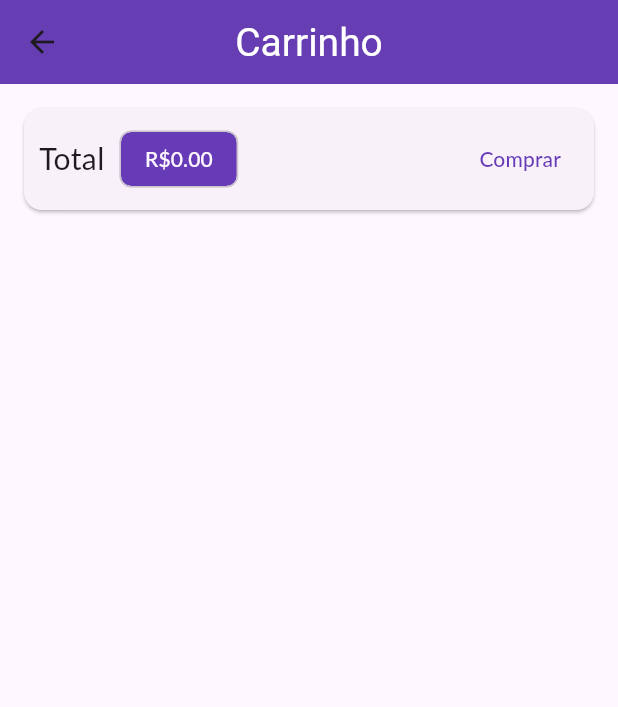
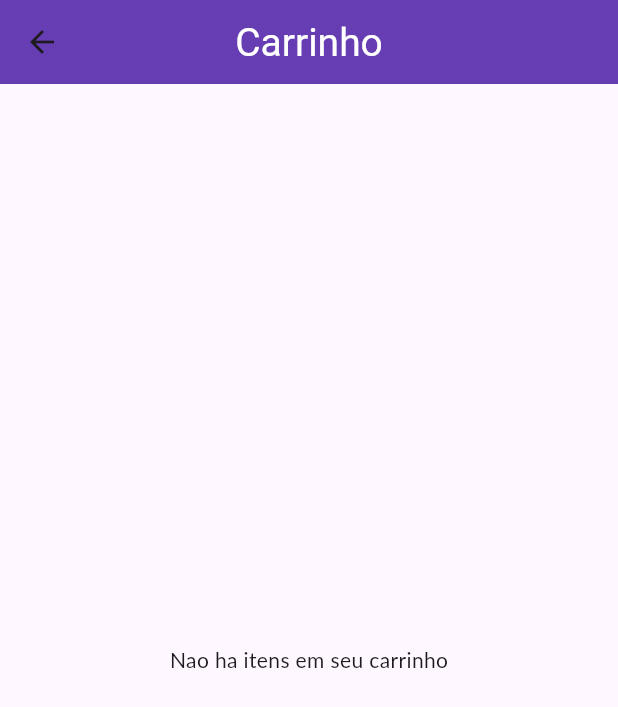
Before and after one commit to JonesCunha/shop_course, a Flutter app: the ProductOverviewPage screen opened directly, after a tap on the "shopping cart" icon, on a phone screen of 412 x 824 dp. Shown: the top 707 px of the screen. Run offline on Flutter 3.47's test engine with Material 3 defaults, Android fonts, the phone set to English and light mode, and no system bars; Roboto replaces fonts that are missing (Lato).

Commit message:
Interface improvments.

```diff
--- a/lib/components/app_drawer.dart
+++ b/lib/components/app_drawer.dart
@@ -1,3 +1,5 @@
+// ignore_for_file: prefer_const_constructors, prefer_const_literals_to_create_immutables
+
 import 'package:flutter/material.dart';
 import 'package:shop_curse/utils/app_routes.dart';
 
@@ -7,18 +9,37 @@ class AppDrawer extends StatelessWidget {
   @override
   Widget build(BuildContext context) {
     return Drawer(
+      // backgroundColor: const Color.fromRGBO(255, 191, 176, 130),
       child: Column(
         children: [
           AppBar(
-            title: const Text('Bem Vindo Usuário'),
+            centerTitle: true,
+            leading: Padding(padding: EdgeInsets.all(5), child: CircleAvatar()),
+            backgroundColor: const Color.fromARGB(255, 191, 176, 130),
+            titleSpacing: 2,
+            title: Column(
+              children: [
+                Row(
+                  children: [
+                    const Text(
+                      'Bem Vindo',
+                      style: TextStyle(letterSpacing: 2, fontSize: 16),
+                    ),
+                  ],
+                ),
+                Row(
+                  children: [Text('Santigo')],
+                )
+              ],
+            ),
             automaticallyImplyLeading: false,
           ),
           const Divider(),
           ListTile(
             leading: const Icon(Icons.shop),
             title: const Text('Loja'),
-            onTap: () =>
-                Navigator.of(context).pushReplacementNamed(AppRoutes.AUTH_OR_HOME_PAGE),
+            onTap: () => Navigator.of(context)
+                .pushReplacementNamed(AppRoutes.AUTH_OR_HOME_PAGE),
           ),
           const Divider(),
           ListTile(
--- a/lib/pages/auth_page.dart
+++ b/lib/pages/auth_page.dart
@@ -18,8 +18,8 @@ class AuthPage extends StatelessWidget {
             decoration: BoxDecoration(
               gradient: LinearGradient(
                 colors: [
-                  Color.fromRGBO(56, 116, 59, 0.498),
-                  Color.fromRGBO(200, 15, 15, 0.5)
+                  Color.fromRGBO(148, 196, 151, 0.494),
+                  Color.fromRGBO(123, 68, 68, 0.498)
                 ],
                 begin: Alignment.centerLeft,
                 end: Alignment.bottomRight,
@@ -28,7 +28,7 @@ class AuthPage extends StatelessWidget {
           ),
           SingleChildScrollView(
             child: Container(
-              margin: EdgeInsets.only(top: 100),
+              margin: EdgeInsets.only(top: 200),
               width: size.width,
               child: Column(
                 mainAxisAlignment: MainAxisAlignment.center,
@@ -38,7 +38,7 @@ class AuthPage extends StatelessWidget {
                     margin: EdgeInsets.only(bottom: 20),
                     padding: EdgeInsets.symmetric(
                       vertical: 10,
-                      horizontal: 60,
+                      horizontal: 20,
                     ),
                     transform: Matrix4.rotationZ(-8 * pi / 250)
                       ..translate(-8.0),
--- a/lib/pages/cart_page.dart
+++ b/lib/pages/cart_page.dart
@@ -19,12 +19,21 @@ class _CartPageState extends State<CartPage> {
   Widget build(BuildContext context) {
     final cart = Provider.of<Cart>(context);
     final items = cart.items.values.toList();
+    bool hasItens = false;
+
+    if (items.length <= 0) {
+      hasItens = true;
+    }
 
     return Scaffold(
       appBar: AppBar(
         title: Text('Carrinho'),
       ),
-      body: Column(children: [
+      body: hasItens
+          ? Center(
+              child: Text('Nao ha itens em seu carrinho'),
+            )
+          : Column(children: [
               Card(
                 margin: EdgeInsets.all(16),
                 child: Padding(
@@ -56,6 +65,9 @@ class _CartPageState extends State<CartPage> {
                           Provider.of<OrderList>(context, listen: false)
                               .addOrder(cart);
                           cart.clear();
+                          setState(() {
+                            hasItens = false;
+                          });
                         },
                         style: TextButton.styleFrom(
                             foregroundColor: Theme.of(context).primaryColor),
--- a/lib/pages/product_overview_page.dart
+++ b/lib/pages/product_overview_page.dart
@@ -37,18 +37,17 @@ class _ProductOverviewPageState extends State<ProductOverviewPage> {
     // Provider.of<ProductList>(context).loadProducts();
     return Scaffold(
       appBar: AppBar(
+        centerTitle: true,
+        titleTextStyle: TextStyle(letterSpacing: 2, fontSize: 32),
+        elevation: 5,
+        backgroundColor: const Color.fromARGB(255, 191, 176, 130),
         title: const Text('Minha Loja'),
         actions: [
-          IconButton(
-              onPressed: () {
-                Provider.of<ProductList>(context, listen: false).loadProducts();
-              },
-              icon: Icon(Icons.ac_unit)),
           PopupMenuButton(
               icon: _showFavoriteOnly
                   ? Icon(
                       Icons.favorite_sharp,
-                      color: Colors.red,
+                      color: Color.fromARGB(255, 210, 0, 22),
                     )
                   : Icon(Icons.favorite_outline),
               itemBuilder: (context) => [
--- a/lib/theme.dart
+++ b/lib/theme.dart
@@ -15,8 +15,7 @@ themeData() {
           seedColor: Colors.deepPurple,
           background: Colors.white70,
           error: Colors.red,
-      secondary: Colors.deepOrange
-    ),
+          secondary: Colors.deepOrange),
       primaryColor: Colors.deepPurple,
       fontFamily: 'Lato',
       iconTheme: const IconThemeData(
@@ -26,6 +25,5 @@ themeData() {
       textTheme: const TextTheme(
         bodyLarge: TextStyle(fontWeight: FontWeight.bold),
         titleLarge: TextStyle(fontWeight: FontWeight.bold, color: Colors.white),
-    )
-  );
+      ));
 }
```
Lines whose indentation alone changed are shown as unchanged.
